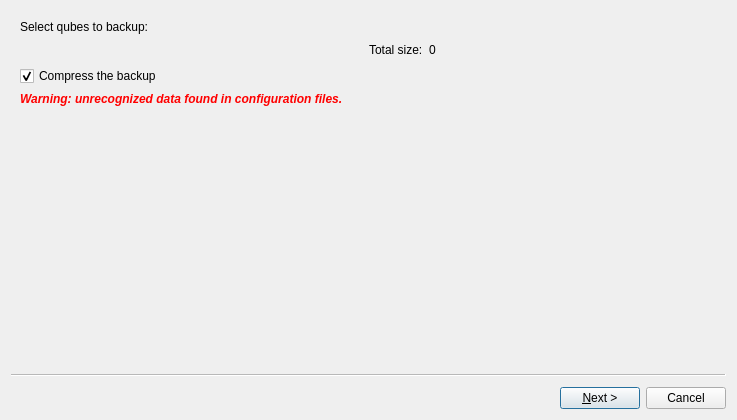
Qt form ui/backupdlg.ui (QubesOS/qubes-manager) before a commit.
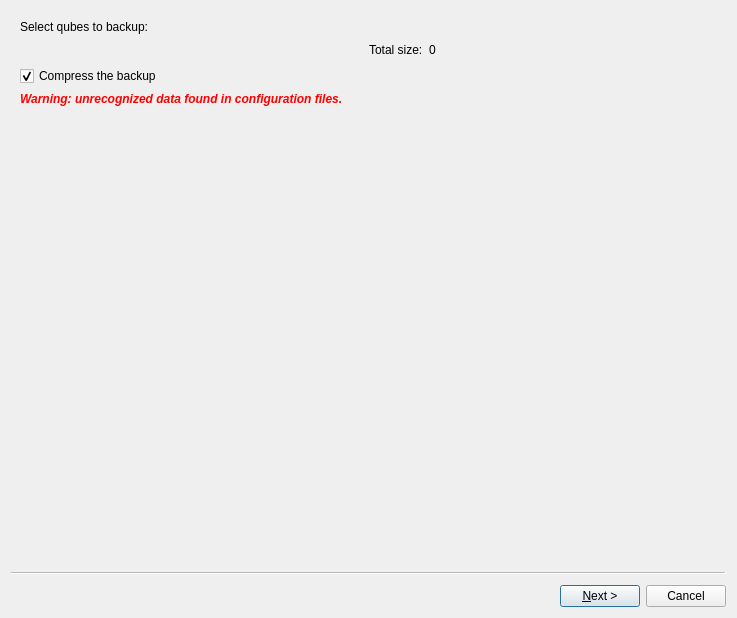
The same form after that commit.

```diff
--- a/ui/backupdlg.ui
+++ b/ui/backupdlg.ui
@@ -7,7 +7,7 @@
     <x>0</x>
     <y>0</y>
     <width>737</width>
-    <height>420</height>
+    <height>618</height>
    </rect>
   </property>
   <property name="windowTitle">
```
Left out of the diff: 80 changed lines with no effect on the pictures. Lines whose indentation alone changed are shown as unchanged.
